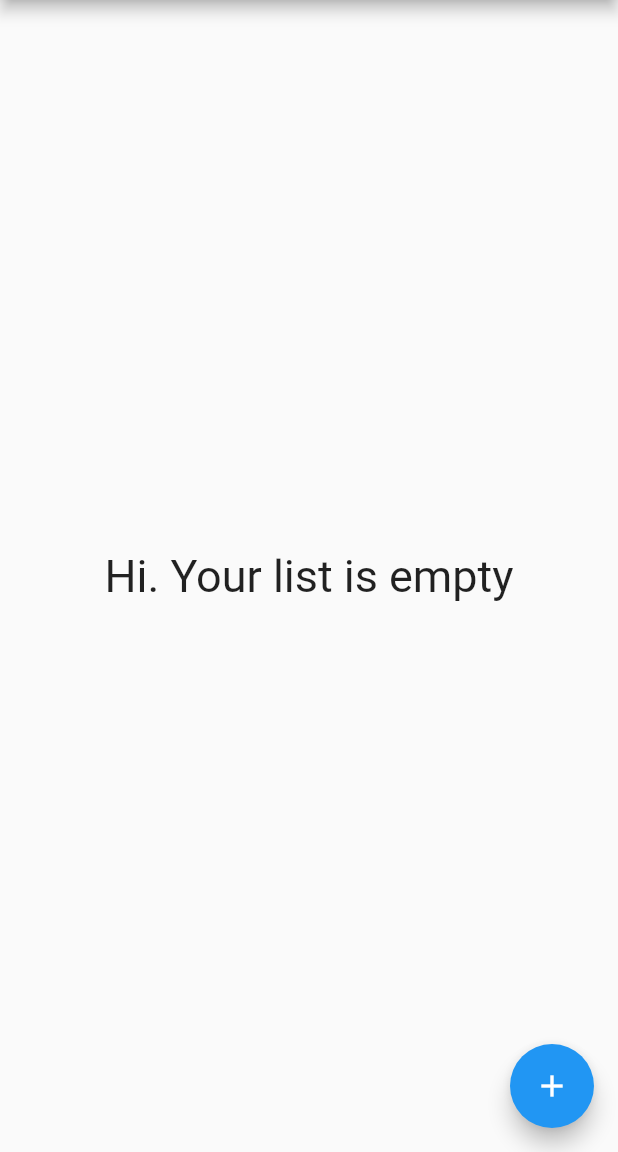
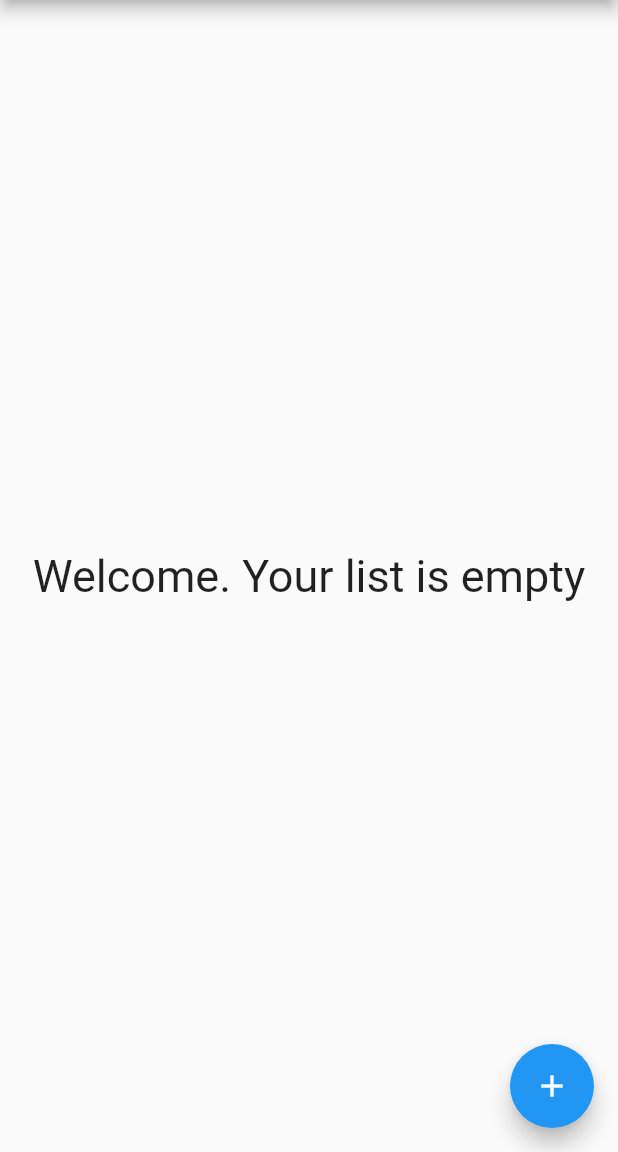
Before and after one commit to kvaishak/dashy, a Flutter app: the HomePage screen opened directly, on a phone screen of 412 x 824 dp, the part 84-1236 px from its top. Run offline on Flutter 3.47's test engine with Material 2 defaults, Android fonts, the phone set to English and light mode, and no system bars; our stand-ins replace firebase_auth; accounts and stored records are empty.

Commit message:
Welcome message changed for testing

```diff
--- a/lib/home_page.dart
+++ b/lib/home_page.dart
@@ -27,7 +27,7 @@ class _HomePageState extends State<HomePage>{
   }
 
   Widget _showTodoList(){
-    return Center(child: Text("Hi. Your list is empty",
+    return Center(child: Text("Welcome. Your list is empty",
       textAlign: TextAlign.center,
       style: TextStyle(fontSize: 30.0),));
     }
```
